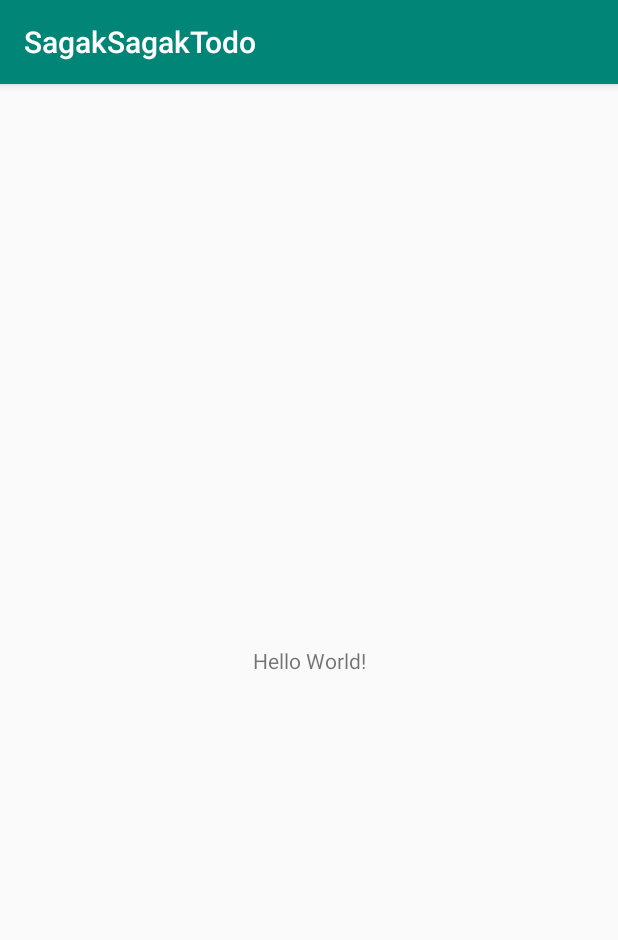
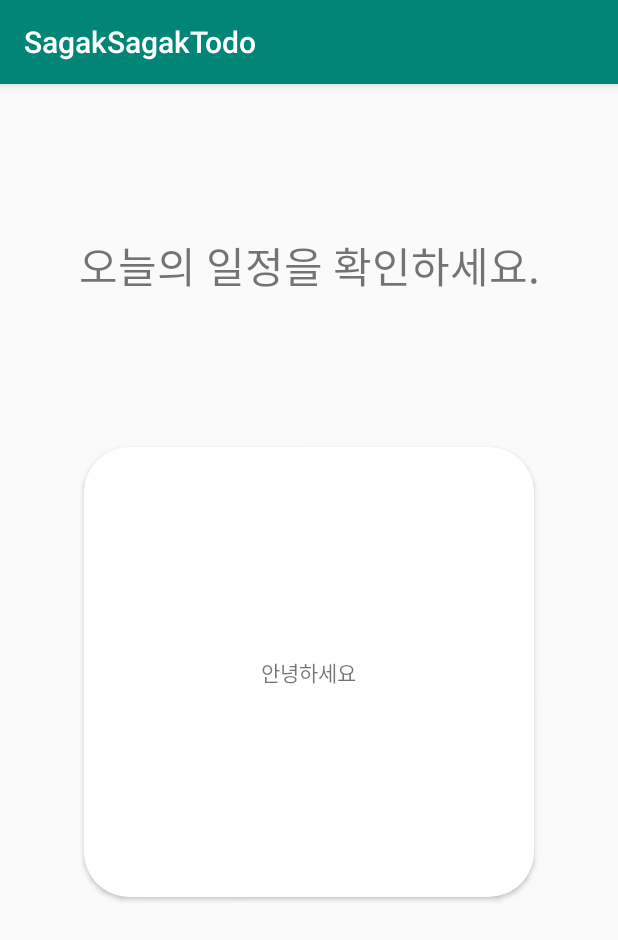
Before and after one commit to yujinkim0819/SagakSagak_Todo, an Android app: the screen it shows after launch (MainActivity), on a phone screen of 412 x 824 dp. Shown: the top 940 px of the screen. Run offline under Robolectric (Android 15) with nearby library versions, the phone set to English and light mode, and no system bars.

Commit message:
serin_main레이아웃

```diff
--- a/app/src/main/res/layout/activity_main.xml
+++ b/app/src/main/res/layout/activity_main.xml
@@ -1,18 +1,35 @@
 <?xml version="1.0" encoding="utf-8"?>
-<androidx.constraintlayout.widget.ConstraintLayout xmlns:android="http://schemas.android.com/apk/res/android"
-    xmlns:app="http://schemas.android.com/apk/res-auto"
+<LinearLayout
+    xmlns:android="http://schemas.android.com/apk/res/android"
     xmlns:tools="http://schemas.android.com/tools"
     android:layout_width="match_parent"
     android:layout_height="match_parent"
-    tools:context=".MainActivity">
+    xmlns:card_view="http://schemas.android.com/apk/res-auto"
+    android:orientation="vertical">
 
     <TextView
-        android:layout_width="wrap_content"
+        android:layout_width="match_parent"
         android:layout_height="wrap_content"
-        android:text="Hello World!"
-        app:layout_constraintBottom_toBottomOf="parent"
-        app:layout_constraintLeft_toLeftOf="parent"
-        app:layout_constraintRight_toRightOf="parent"
-        app:layout_constraintTop_toTopOf="parent" />
+        android:text="오늘의 일정을 확인하세요."
+        android:textSize="28sp"
+        android:gravity="center"
+        android:layout_marginTop="100dp"
+        android:layout_marginBottom="100dp"
+        />
 
-</androidx.constraintlayout.widget.ConstraintLayout>
+    <androidx.cardview.widget.CardView
+        android:id="@+id/card_view"
+        android:layout_width="300dp"
+        android:layout_height="300dp"
+        android:layout_gravity="center"
+        card_view:cardCornerRadius="30dp">
+
+        <TextView
+            android:layout_width="wrap_content"
+            android:layout_height="wrap_content"
+            android:layout_gravity="center"
+            android:text="안녕하세요" />
+
+    </androidx.cardview.widget.CardView>
+
+</LinearLayout>
```
